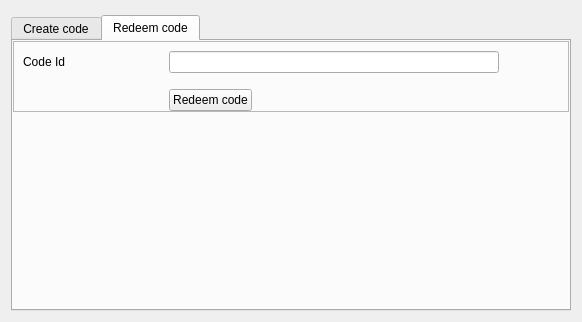
This is src/qt/forms/bonuscodetab.ui in odrowonz/atbcoin-insight as Qt 5 draws it before an edit. The edited form follows.
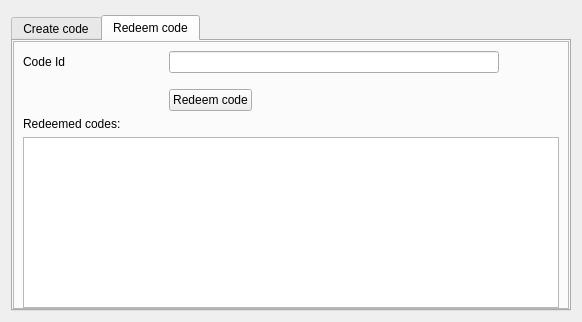
This is the edited form. The open tabs and pages were chosen to show the change.

The edit to the form file:
```diff
--- a/src/qt/forms/bonuscodetab.ui
+++ b/src/qt/forms/bonuscodetab.ui
@@ -284,24 +284,21 @@
               </item>
              </layout>
             </item>
+            <item>
+             <widget class="QLabel" name="RedeemedCoupons">
+              <property name="text">
+               <string>Redeemed codes:</string>
+              </property>
+             </widget>
+            </item>
+            <item>
+             <widget class="QTableView" name="usedCouponList"/>
+            </item>
            </layout>
           </widget>
          </item>
         </layout>
        </item>
-       <item>
-        <spacer name="verticalSpacer">
-         <property name="orientation">
-          <enum>Qt::Vertical</enum>
-         </property>
-         <property name="sizeHint" stdset="0">
-          <size>
-           <width>20</width>
-           <height>40</height>
-          </size>
-         </property>
-        </spacer>
-       </item>
       </layout>
      </widget>
     </widget>
```
Left out of the diff: 2 changed lines with no effect on the pictures.
